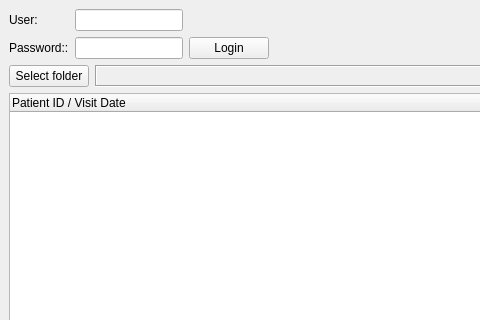
This is SetWidget.ui in xujialiu/ETDR-grading-app as Qt 5 draws it before an edit; both pictures show x 0 to 480 and y 0 to 320 of the 1234 by 881 pixel window. The edited form follows.
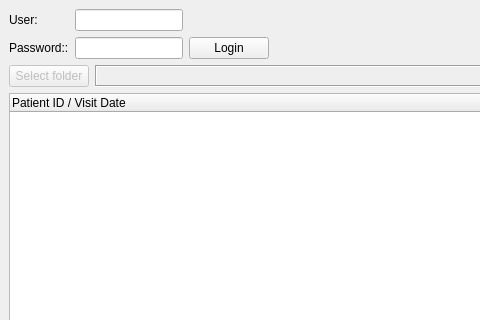
This is the edited form.

Commit message: feat: add logic that folder button disable before login

Patch:
```diff
--- a/SetWidget.ui
+++ b/SetWidget.ui
@@ -171,7 +171,7 @@
         <item>
          <widget class="QPushButton" name="folder_button">
           <property name="enabled">
-           <bool>true</bool>
+           <bool>false</bool>
           </property>
           <property name="sizePolicy">
            <sizepolicy hsizetype="Fixed" vsizetype="Fixed">
```
The commit also changes 2 other files.
